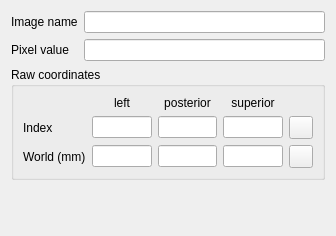
The window that Plugins/org.mitk.gui.qt.pixelvalue/src/internal/QmitkPixelValueView.ui (MITK/MITK) describes before a commit, drawn with Qt 5.
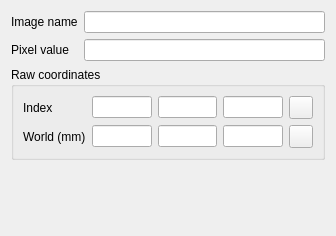
The same window after the commit. Custom widgets are drawn as their Qt base class.

Commit message: Remove raw coordinate labels

```diff
--- a/Plugins/org.mitk.gui.qt.pixelvalue/src/internal/QmitkPixelValueView.ui
+++ b/Plugins/org.mitk.gui.qt.pixelvalue/src/internal/QmitkPixelValueView.ui
@@ -61,44 +61,54 @@
       <bool>true</bool>
      </property>
      <layout class="QGridLayout" name="gridLayout">
-      <item row="0" column="1">
-       <widget class="QLabel" name="spaceXLabel">
+      <item row="0" column="4">
+       <widget class="QToolButton" name="copyIndexCoordButton">
+        <property name="toolTip">
+         <string>Copy into clipboard</string>
+        </property>
         <property name="text">
-         <string>left</string>
+         <string/>
         </property>
-        <property name="alignment">
-         <set>Qt::AlignmentFlag::AlignCenter</set>
-        </property>
        </widget>
       </item>
-      <item row="0" column="2">
-       <widget class="QLabel" name="spaceYLabel">
-        <property name="text">
-         <string>posterior</string>
-        </property>
+      <item row="1" column="1">
+       <widget class="QLineEdit" name="worldXLineEdit">
         <property name="alignment">
-         <set>Qt::AlignmentFlag::AlignCenter</set>
+         <set>Qt::AlignmentFlag::AlignRight|Qt::AlignmentFlag::AlignTrailing|Qt::AlignmentFlag::AlignVCenter</set>
         </property>
+        <property name="readOnly">
+         <bool>true</bool>
+        </property>
        </widget>
       </item>
-      <item row="0" column="3">
-       <widget class="QLabel" name="spaceZLabel">
+      <item row="1" column="4">
+       <widget class="QToolButton" name="copyWorldCoordButton">
+        <property name="toolTip">
+         <string>Copy into clipboard</string>
+        </property>
         <property name="text">
-         <string>superior</string>
+         <string/>
         </property>
-        <property name="alignment">
-         <set>Qt::AlignmentFlag::AlignCenter</set>
-        </property>
        </widget>
       </item>
-      <item row="1" column="0">
+      <item row="0" column="0">
        <widget class="QLabel" name="indexCoordLabel">
         <property name="text">
          <string>Index</string>
         </property>
        </widget>
       </item>
-      <item row="1" column="1">
+      <item row="0" column="3">
+       <widget class="QLineEdit" name="indexZLineEdit">
+        <property name="alignment">
+         <set>Qt::AlignmentFlag::AlignRight|Qt::AlignmentFlag::AlignTrailing|Qt::AlignmentFlag::AlignVCenter</set>
+        </property>
+        <property name="readOnly">
+         <bool>true</bool>
+        </property>
+       </widget>
+      </item>
+      <item row="0" column="1">
        <widget class="QLineEdit" name="indexXLineEdit">
         <property name="alignment">
          <set>Qt::AlignmentFlag::AlignRight|Qt::AlignmentFlag::AlignTrailing|Qt::AlignmentFlag::AlignVCenter</set>
@@ -108,7 +118,7 @@
         </property>
        </widget>
       </item>
-      <item row="1" column="2">
+      <item row="0" column="2">
        <widget class="QLineEdit" name="indexYLineEdit">
         <property name="alignment">
          <set>Qt::AlignmentFlag::AlignRight|Qt::AlignmentFlag::AlignTrailing|Qt::AlignmentFlag::AlignVCenter</set>
@@ -119,7 +129,7 @@
        </widget>
       </item>
       <item row="1" column="3">
-       <widget class="QLineEdit" name="indexZLineEdit">
+       <widget class="QLineEdit" name="worldZLineEdit">
         <property name="alignment">
          <set>Qt::AlignmentFlag::AlignRight|Qt::AlignmentFlag::AlignTrailing|Qt::AlignmentFlag::AlignVCenter</set>
         </property>
@@ -128,34 +138,14 @@
         </property>
        </widget>
       </item>
-      <item row="1" column="4">
-       <widget class="QToolButton" name="copyIndexCoordButton">
-        <property name="toolTip">
-         <string>Copy into clipboard</string>
-        </property>
-        <property name="text">
-         <string/>
-        </property>
-       </widget>
-      </item>
-      <item row="2" column="0">
+      <item row="1" column="0">
        <widget class="QLabel" name="worldCoordLabel">
         <property name="text">
          <string>World (mm)</string>
         </property>
        </widget>
       </item>
-      <item row="2" column="1">
-       <widget class="QLineEdit" name="worldXLineEdit">
-        <property name="alignment">
-         <set>Qt::AlignmentFlag::AlignRight|Qt::AlignmentFlag::AlignTrailing|Qt::AlignmentFlag::AlignVCenter</set>
-        </property>
-        <property name="readOnly">
-         <bool>true</bool>
-        </property>
-       </widget>
-      </item>
-      <item row="2" column="2">
+      <item row="1" column="2">
        <widget class="QLineEdit" name="worldYLineEdit">
         <property name="alignment">
          <set>Qt::AlignmentFlag::AlignRight|Qt::AlignmentFlag::AlignTrailing|Qt::AlignmentFlag::AlignVCenter</set>
@@ -165,26 +155,6 @@
         </property>
        </widget>
       </item>
-      <item row="2" column="3">
-       <widget class="QLineEdit" name="worldZLineEdit">
-        <property name="alignment">
-         <set>Qt::AlignmentFlag::AlignRight|Qt::AlignmentFlag::AlignTrailing|Qt::AlignmentFlag::AlignVCenter</set>
-        </property>
-        <property name="readOnly">
-         <bool>true</bool>
-        </property>
-       </widget>
-      </item>
-      <item row="2" column="4">
-       <widget class="QToolButton" name="copyWorldCoordButton">
-        <property name="toolTip">
-         <string>Copy into clipboard</string>
-        </property>
-        <property name="text">
-         <string/>
-        </property>
-       </widget>
-      </item>
      </layout>
     </widget>
    </item>
```
The commit also changes 2 other files.
